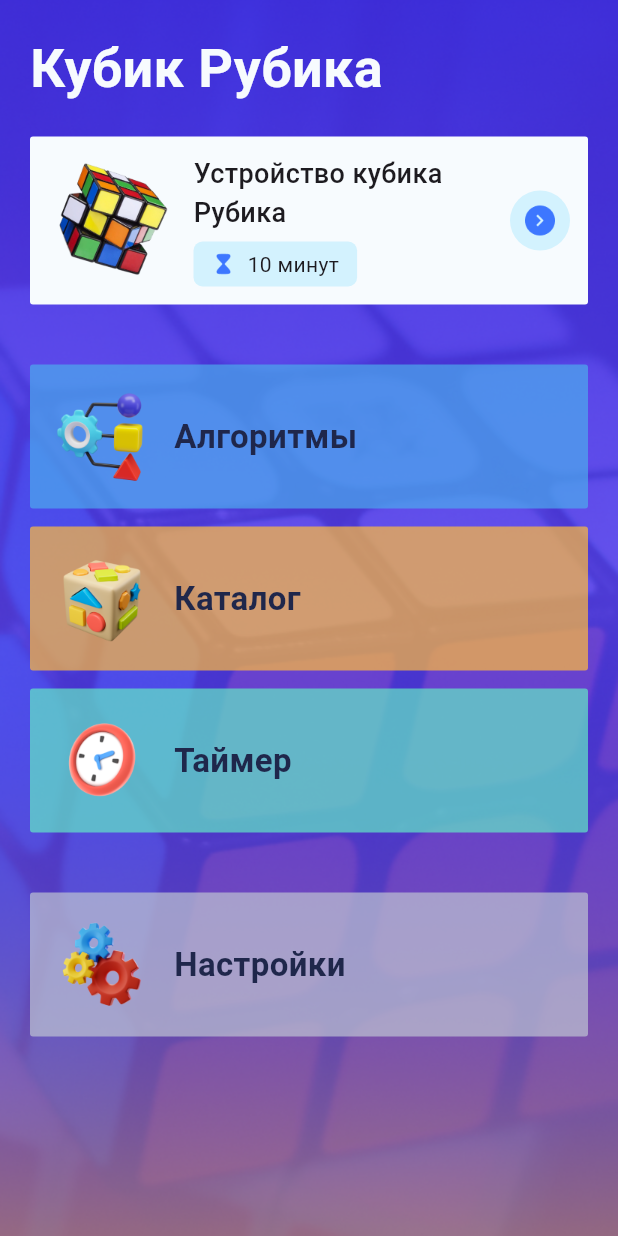
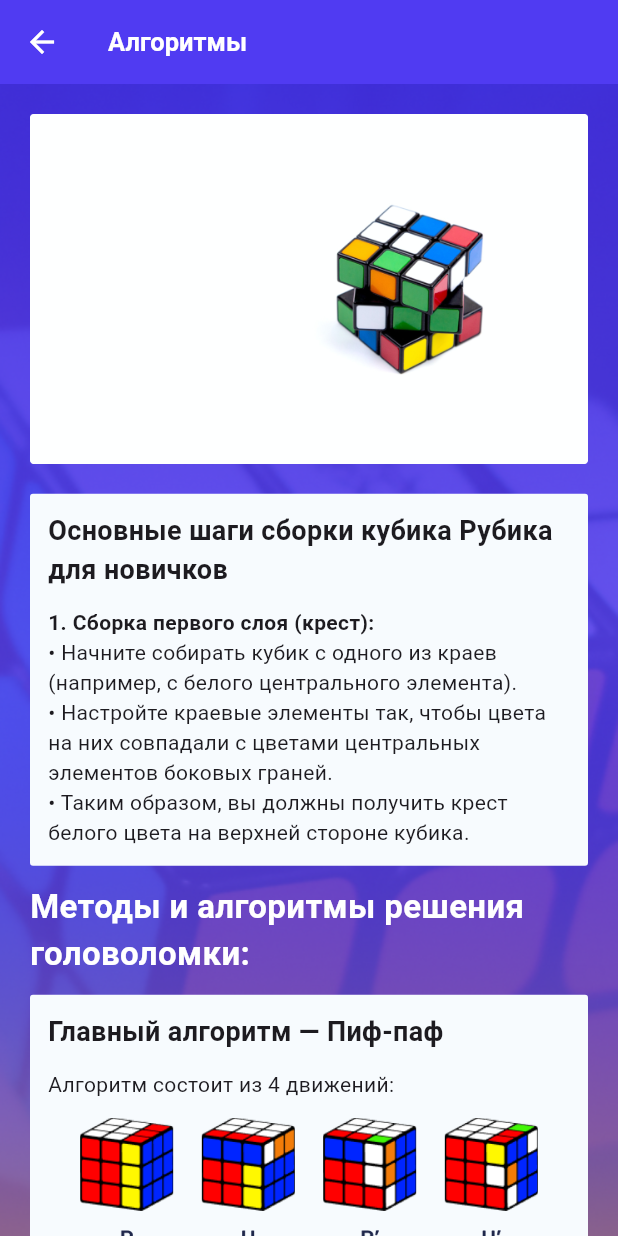
Before and after one commit to Mishal12g/kubikrubik, a Flutter app: the MainPage screen opened by its route, after a tap on "Алгоритмы", on a phone screen of 412 x 824 dp. Run offline on Flutter 3.47's test engine with Material 3 defaults, Android fonts, the phone set to English and light mode, and no system bars; our stand-ins replace get.

Commit message:
feat: add algorithms page

```diff
--- a/lib/main.dart
+++ b/lib/main.dart
@@ -1,5 +1,6 @@
 import 'package:flutter/material.dart';
 import 'package:get/get_navigation/src/root/get_material_app.dart';
+import 'package:kubikrubik/ui/algorithms_page/algorithms_page.dart';
 import 'package:kubikrubik/resources/colors_app.dart';
 import 'package:kubikrubik/ui/junior_page/junior_details_page.dart';
 import 'package:kubikrubik/ui/junior_page/junior_page.dart';
@@ -30,6 +31,7 @@ class MyApp extends StatelessWidget {
         "/main_page": (context) => const MainPage(),
         "/junior_page": (context) => const JuniorPage(),
         "/junior_details_page": (context) => const JuniorDetailsPage(),
+        "/algorithms_page": (context) => const AlgorithmsPage(),
       },
     );
   }
--- a/lib/resources/app_images.dart
+++ b/lib/resources/app_images.dart
@@ -6,6 +6,7 @@ class AppImages {
   static const String x2 = 'images/2x2.png';
   static const String x3 = 'images/3x3.png';
   static const String x4 = 'images/4x4.png';
+  static const String algorithms = 'images/Algorithms.png';
   static const String hourglass = 'images/Hourglass.png';
   static const String algoritm = 'images/algoritm.png';
   static const String catalog = 'images/catalog.png';
--- /dev/null
+++ b/lib/ui/algorithms_page/algorithms_page.dart
@@ -0,0 +1,122 @@
+import 'package:flutter/material.dart';
+import 'package:kubikrubik/resources/colors_app.dart';
+import 'package:kubikrubik/resources/resources.dart';
+import 'package:kubikrubik/ui/components/algorithms_tile_widget.dart';
+import 'package:kubikrubik/ui/components/background_image_widget.dart';
+import 'package:kubikrubik/ui/components/container_widget.dart';
+import 'package:kubikrubik/ui/components/doc_text_widget.dart';
+
+class AlgorithmsPage extends StatelessWidget {
+  const AlgorithmsPage({super.key});
+
+  @override
+  Widget build(BuildContext context) {
+    return Scaffold(
+      appBar: AppBar(
+        title: const Text("Алгоритмы"),
+      ),
+      backgroundColor: ColorsApp.backgroundColor,
+      body: Stack(
+        children: [
+          const BackgroundImageWidget(),
+          Positioned(
+            child: Padding(
+              padding: const EdgeInsets.symmetric(horizontal: 20),
+              child: ListView(
+                children: [
+                  const SizedBox(height: 20),
+                  const Image(
+                    fit: BoxFit.contain,
+                    image: AssetImage(AppImages.unsplash),
+                  ),
+                  const SizedBox(height: 20),
+                  const _PagesWidget(),
+                  const SizedBox(height: 12),
+                  const _LabelMethodsAndAlgorithmsWidget(),
+                  const SizedBox(height: 12),
+                  const ContainerWidget(
+                    widget: Column(
+                      crossAxisAlignment: CrossAxisAlignment.start,
+                      children: [
+                        Text(
+                          "Главный алгоритм — Пиф-паф",
+                          style: TextStyle(
+                            fontWeight: FontWeight.bold,
+                            fontSize: 18,
+                          ),
+                        ),
+                        SizedBox(height: 12),
+                        Text("Алгоритм состоит из 4 движений:"),
+                        SizedBox(height: 12),
+                        Row(
+                          mainAxisAlignment: MainAxisAlignment.center,
+                          children: [
+                            Image(image: AssetImage(AppImages.algorithms)),
+                          ],
+                        )
+                      ],
+                    ),
+                  ),
+                  const SizedBox(height: 20),
+                  AlgorithmsTileWidget(
+                    text: 'Метод слоями (Beginner\'s Method)',
+                    onTap: () {},
+                  ),
+                  const SizedBox(height: 20),
+                  AlgorithmsTileWidget(
+                    text: 'Метод CFOP (Cross, F2L, OLL, PLL):',
+                    onTap: () {},
+                  ),
+                  const SizedBox(height: 20),
+                  AlgorithmsTileWidget(
+                    text: 'Метод Roux',
+                    onTap: () {},
+                  ),
+                  const SizedBox(height: 20),
+                ],
+              ),
+            ),
+          ),
+        ],
+      ),
+    );
+  }
+}
+
+class _LabelMethodsAndAlgorithmsWidget extends StatelessWidget {
+  const _LabelMethodsAndAlgorithmsWidget();
+
+  @override
+  Widget build(BuildContext context) {
+    return const Text(
+      "Методы и алгоритмы решения головоломки:",
+      style: TextStyle(
+          fontWeight: FontWeight.bold, fontSize: 22, color: Colors.white),
+    );
+  }
+}
+
+class _PagesWidget extends StatelessWidget {
+  const _PagesWidget();
+
+  @override
+  Widget build(BuildContext context) {
+    return const ContainerWidget(
+      widget: Column(
+        crossAxisAlignment: CrossAxisAlignment.start,
+        children: [
+          Text(
+            "Основные шаги сборки кубика Рубика для новичков",
+            style: TextStyle(fontWeight: FontWeight.bold, fontSize: 18),
+          ),
+          SizedBox(height: 12),
+          DocTextWidget(
+              font: FontWeight.w600,
+              title: "1. Сборка первого слоя (крест):",
+              text:
+                  "\n• Начните собирать кубик с одного из краев (например, с белого центрального элемента). \n• Настройте краевые элементы так, чтобы цвета на них совпадали с цветами центральных элементов боковых граней.\n• Таким образом, вы должны получить крест белого цвета на верхней стороне кубика."),
+        ],
+      ),
+    );
+  }
+}
--- /dev/null
+++ b/lib/ui/components/algorithms_tile_widget.dart
@@ -0,0 +1,35 @@
+import 'package:flutter/material.dart';
+import 'package:kubikrubik/ui/components/chevrine_right_icon_widget.dart';
+import 'package:kubikrubik/ui/components/container_widget.dart';
+
+class AlgorithmsTileWidget extends StatelessWidget {
+  final String text;
+  final Function onTap;
+
+  const AlgorithmsTileWidget({
+    super.key,
+    required this.text,
+    required this.onTap,
+  });
+
+  @override
+  Widget build(BuildContext context) {
+    return GestureDetector(
+      child: ContainerWidget(
+        widget: Row(
+          children: [
+            Expanded(
+              child: Text(
+                text,
+                style:
+                    const TextStyle(fontSize: 18, fontWeight: FontWeight.bold),
+              ),
+            ),
+            const ChevroneRightIconWidget()
+          ],
+        ),
+      ),
+      onTap: () => onTap(),
+    );
+  }
+}
--- /dev/null
+++ b/lib/ui/components/chevrine_right_icon_widget.dart
@@ -0,0 +1,24 @@
+import 'package:flutter/material.dart';
+import 'package:kubikrubik/resources/colors_app.dart';
+import 'package:kubikrubik/resources/resources.dart';
+
+class ChevroneRightIconWidget extends StatelessWidget {
+  const ChevroneRightIconWidget({
+    super.key,
+  });
+
+  @override
+  Widget build(BuildContext context) {
+    return Container(
+      width: 40,
+      height: 40,
+      decoration: BoxDecoration(
+        color: ColorsApp.blueButton,
+        borderRadius: BorderRadius.circular(100),
+      ),
+      child: const Image(
+        image: AssetImage(AppImages.roundAltArrowRight),
+      ),
+    );
+  }
+}
--- a/lib/ui/components/example_tile_widget.dart
+++ b/lib/ui/components/example_tile_widget.dart
@@ -30,7 +30,7 @@ class ExampleTileWidget extends StatelessWidget {
               const SizedBox(height: 4),
               Text(
                 text,
-                style: TextStyle(fontSize: 12),
+                style: const TextStyle(fontSize: 12),
               )
             ],
           ),
--- a/lib/ui/junior_page/junior_page.dart
+++ b/lib/ui/junior_page/junior_page.dart
@@ -105,9 +105,7 @@ class _BlockTwoWidget extends StatelessWidget {
 }
 
 class _OneBlockWidget extends StatelessWidget {
-  const _OneBlockWidget({
-    super.key,
-  });
+  const _OneBlockWidget();
 
   @override
   Widget build(BuildContext context) {
--- a/lib/ui/main_page/main_page.dart
+++ b/lib/ui/main_page/main_page.dart
@@ -3,6 +3,7 @@ import 'package:get/get.dart';
 import 'package:kubikrubik/resources/colors_app.dart';
 import 'package:kubikrubik/resources/resources.dart';
 import 'package:kubikrubik/ui/components/background_image_widget.dart';
+import 'package:kubikrubik/ui/components/chevrine_right_icon_widget.dart';
 import 'package:kubikrubik/ui/components/tile_widget.dart';
 
 class MainPage extends StatelessWidget {
@@ -41,7 +42,9 @@ class MainPage extends StatelessWidget {
                         title: 'Алгоритмы',
                         color: ColorsApp.blueTile,
                         image: AppImages.algoritm,
-                        onTap: () {},
+                        onTap: () {
+                          Get.toNamed("/algorithms_page");
+                        },
                       ),
                       const SizedBox(height: 12),
                       TileWidget(
@@ -132,17 +135,7 @@ class _JuniorTileWidget extends StatelessWidget {
                 ),
               ),
               const SizedBox(width: 12),
-              Container(
-                width: 40,
-                height: 40,
-                decoration: BoxDecoration(
-                  color: ColorsApp.blueButton,
-                  borderRadius: BorderRadius.circular(100),
-                ),
-                child: const Image(
-                  image: AssetImage(AppImages.roundAltArrowRight),
-                ),
-              ),
+              const ChevroneRightIconWidget()
             ],
           ),
         ),
--- a/lib/ui/onboarding/onboarding_screen.dart
+++ b/lib/ui/onboarding/onboarding_screen.dart
@@ -1,9 +1,9 @@
 import 'package:flutter/material.dart';
 import 'package:get/get.dart';
+import 'package:kubikrubik/UI/components/onboarding_widget.dart';
 import 'package:kubikrubik/resources/colors_app.dart';
 import 'package:kubikrubik/ui/components/background_image_widget.dart';
 import 'package:kubikrubik/ui/components/button_widget.dart';
-import 'package:kubikrubik/ui/components/onboarding_widget.dart';
 import 'package:kubikrubik/ui/onboarding/onboarding_controller.dart';
 
 class OnboardingScreen extends StatelessWidget {
```
Also changed, not shown: lib/algorithms_page/algorithms_page.dart (added, +122 -0 lines), lib/ui/components copy/algorithms_tile_widget.dart (added, +35 -0 lines), images/2.0x/Algorithms.png (added), images/3.0x/Algorithms.png (added), images/Algorithms.png (added).
